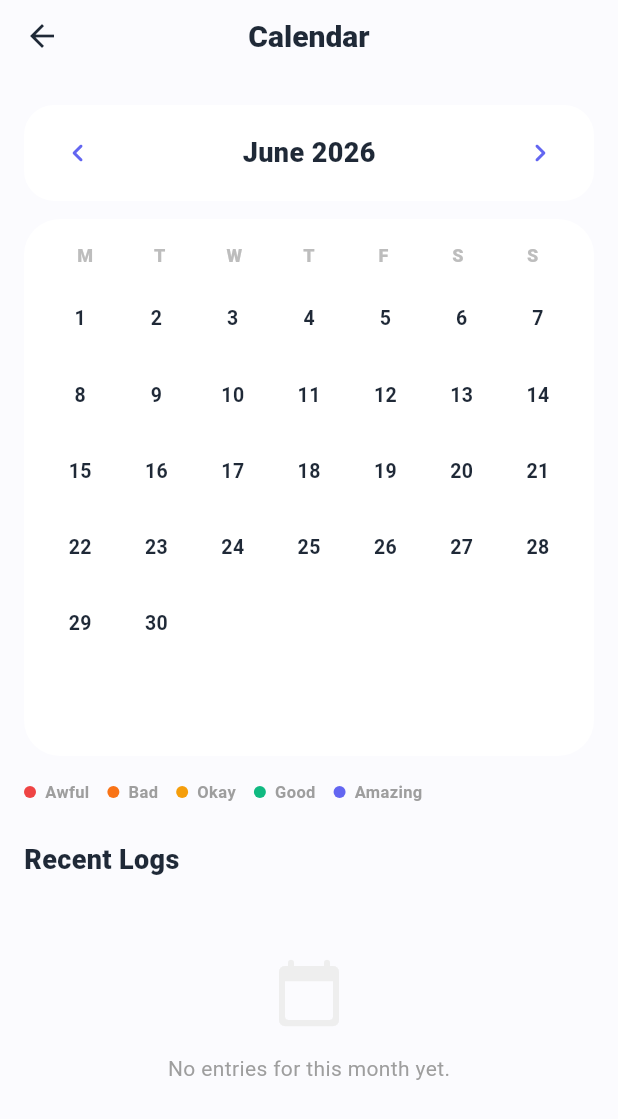
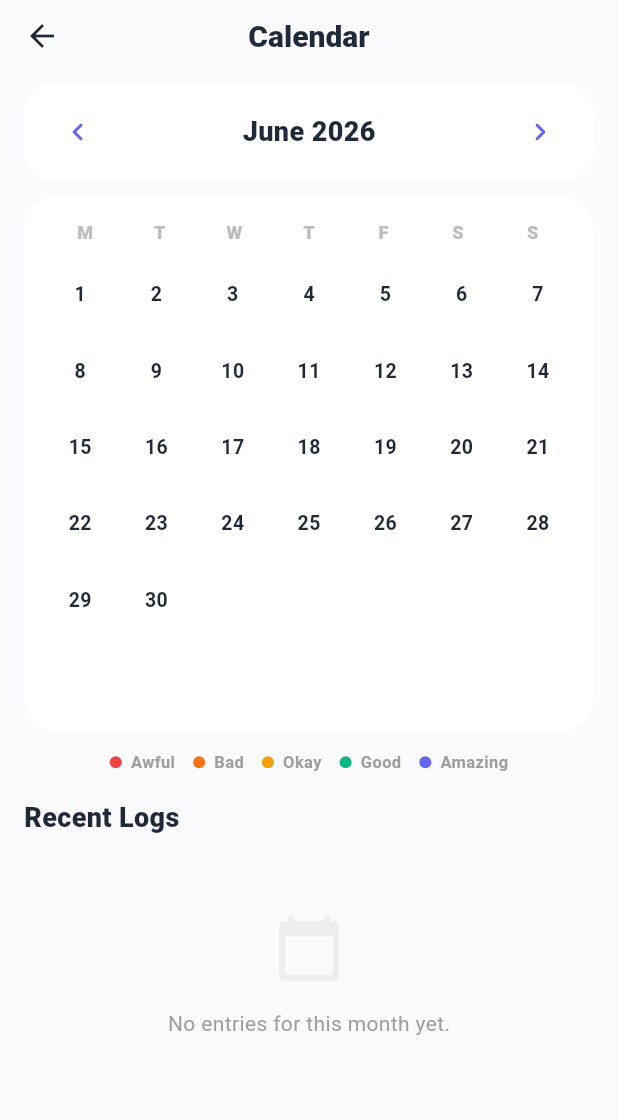
Before and after one commit to Shreyaroshan/ZenSpace, a Flutter app: the CalendarScreen screen opened directly, after a tap on the "chevron left" icon, on a phone screen of 412 x 824 dp. Shown: the top 1119 px of the screen. Run offline on Flutter 3.47's test engine with Material 3 defaults, Android fonts, the light colour scheme and no system bars; our stand-ins replace confetti, shared_preferences, sqflite; accounts and stored records are empty; Roboto replaces fonts that are missing (SF Pro Display).

```diff
--- a/lib/main.dart
+++ b/lib/main.dart
@@ -10,18 +10,7 @@
 import 'screens/onboarding_screen.dart';
 import 'database_helper.dart';
 import 'streak_helper.dart';
-
-/// Dispatch this from any child widget to switch the bottom nav tab.
-class TabSwitchNotification extends Notification {
-  final int index;
-  TabSwitchNotification(this.index);
-}
-
-/// Global theme notifier.
-final ValueNotifier<ThemeMode> themeNotifier = ValueNotifier(ThemeMode.light);
-
-/// Global refresh notifier to trigger UI updates across screens.
-final ValueNotifier<int> homeRefreshNotifier = ValueNotifier(0);
+import 'app_state.dart';
 
 void main() async {
   WidgetsFlutterBinding.ensureInitialized();
@@ -178,8 +167,9 @@
                 setState(() => _currentIndex = i),
             height: 72,
             backgroundColor:
-            isDark ? const Color(0xFF1E1E2E) : Colors.white,
-            indicatorColor: const Color(0xFF6366F1).withOpacity(0.15),
+                isDark ? const Color(0xFF1E1E2E) : Colors.white,
+            indicatorColor:
+                const Color(0xFF6366F1).withOpacity(0.15),
             destinations: const [
               NavigationDestination(
                 icon: Icon(Icons.home_outlined),
@@ -188,7 +178,8 @@
               ),
               NavigationDestination(
                 icon: Icon(Icons.sentiment_satisfied_alt_outlined),
-                selectedIcon: Icon(Icons.sentiment_satisfied_alt_rounded),
+                selectedIcon:
+                    Icon(Icons.sentiment_satisfied_alt_rounded),
                 label: 'Mood',
               ),
               NavigationDestination(
--- a/lib/screens/calendar_screen.dart
+++ b/lib/screens/calendar_screen.dart
@@ -2,7 +2,7 @@
 import 'package:intl/intl.dart';
 import '../database_helper.dart';
 import '../mood_config.dart';
-import '../main.dart';
+import '../app_state.dart';
 
 class CalendarScreen extends StatefulWidget {
   const CalendarScreen({super.key});
@@ -21,9 +21,17 @@
   void initState() {
     super.initState();
     _fetchData();
+    homeRefreshNotifier.addListener(_fetchData);
+  }
+
+  @override
+  void dispose() {
+    homeRefreshNotifier.removeListener(_fetchData);
+    super.dispose();
   }
 
   Future<void> _fetchData() async {
+    if (!mounted) return;
     setState(() => _isLoading = true);
     try {
       final entries = await DatabaseHelper.instance.getMoodsForRange(
@@ -44,14 +52,16 @@
         }
       }
 
+      if (mounted) {
         setState(() {
           _allEntries = entries.reversed.toList();
           _dayMoodColors = colors;
           _isLoading = false;
         });
+      }
     } catch (e) {
       debugPrint('CalendarScreen fetch error: $e');
-      setState(() => _isLoading = false);
+      if (mounted) setState(() => _isLoading = false);
     }
   }
 
@@ -83,24 +93,36 @@
   }
 
   Widget _buildMobileLayout(bool isDark) {
-    return SingleChildScrollView(
-      padding: const EdgeInsets.symmetric(horizontal: 16, vertical: 8),
+    return Column(
+      children: [
+        Padding(
+          padding: const EdgeInsets.fromLTRB(16, 8, 16, 0),
+          child: Column(
+            children: [
+              _buildMonthHeader(isDark),
+              const SizedBox(height: 10),
+              _buildCalendarGrid(isDark, isDesktop: false),
+              const SizedBox(height: 12),
+              _buildLegend(),
+            ],
+          ),
+        ),
+        const SizedBox(height: 16),
+        Expanded(
+          child: Container(
+            width: double.infinity,
+            padding: const EdgeInsets.symmetric(horizontal: 16),
             child: Column(
               crossAxisAlignment: CrossAxisAlignment.start,
               children: [
-          _buildMonthHeader(isDark),
-          const SizedBox(height: 12),
-          _buildCalendarGrid(isDark, isDesktop: false),
-          const SizedBox(height: 16),
-          _buildLegend(),
-          const SizedBox(height: 24),
                 _buildRecentLogsTitle(isDark),
-          const SizedBox(height: 12),
-          // In mobile, we don't use Expanded inside SingleChildScrollView
-          _buildLogsList(isDark, shrinkWrap: true),
-          const SizedBox(height: 40),
+                const SizedBox(height: 10),
+                Expanded(child: _buildLogsList(isDark)),
               ],
             ),
+          ),
+        ),
+      ],
     );
   }
 
@@ -110,9 +132,8 @@
       child: Row(
         crossAxisAlignment: CrossAxisAlignment.start,
         children: [
-          // Fixed Left Side: Calendar and Legend
           SizedBox(
-            width: 400, // Reduced width for desktop
+            width: 400,
             child: Column(
               crossAxisAlignment: CrossAxisAlignment.start,
               mainAxisSize: MainAxisSize.min,
@@ -126,7 +147,6 @@
             ),
           ),
           const SizedBox(width: 48),
-          // Scrollable Right Side: Recent Logs
           Expanded(
             child: Column(
               crossAxisAlignment: CrossAxisAlignment.start,
@@ -155,13 +175,11 @@
     );
   }
 
-  Widget _buildLogsList(bool isDark, {bool shrinkWrap = false}) {
+  Widget _buildLogsList(bool isDark) {
     if (_allEntries.isEmpty) return _buildEmptyState(isDark);
 
     return ListView.builder(
       itemCount: _allEntries.length,
-      shrinkWrap: shrinkWrap,
-      physics: shrinkWrap ? const NeverScrollableScrollPhysics() : const AlwaysScrollableScrollPhysics(),
       padding: const EdgeInsets.only(bottom: 20),
       itemBuilder: (context, index) => _buildMoodListItem(_allEntries[index], isDark),
     );
@@ -270,7 +288,7 @@
               crossAxisCount: 7,
               mainAxisSpacing: isDesktop ? 4 : 8,
               crossAxisSpacing: isDesktop ? 4 : 8,
-              childAspectRatio: isDesktop ? 1.3 : 1.0, // More compact for desktop
+              childAspectRatio: isDesktop ? 1.3 : 1.0,
             ),
             itemCount: 42,
             itemBuilder: (_, i) {
--- a/lib/screens/mood_logger_screen.dart
+++ b/lib/screens/mood_logger_screen.dart
@@ -4,7 +4,7 @@
 import '../database_helper.dart';
 import '../mood_config.dart';
 import '../streak_helper.dart';
-import '../main.dart'; // To access streak refresh logic
+import '../app_state.dart';
 
 class MoodLoggerScreen extends StatefulWidget {
   const MoodLoggerScreen({super.key});
```
Also changed, not shown: 1 other file. Lines whose indentation alone changed are shown as unchanged.
